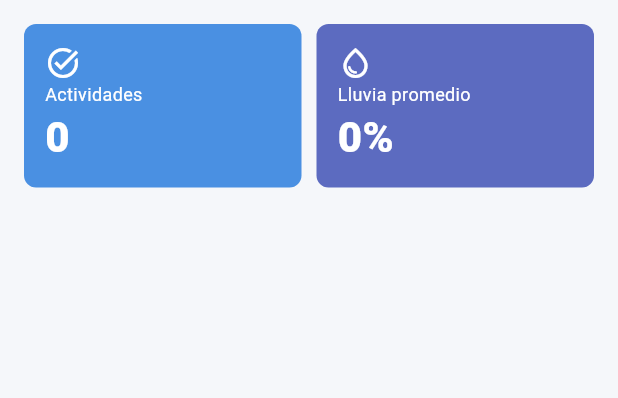
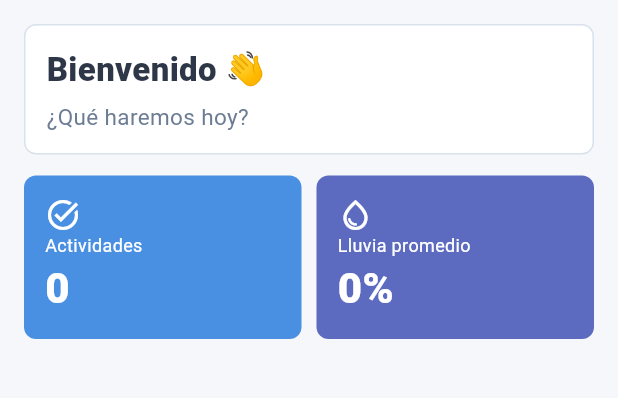
Before and after one commit to Rossher04/climate-planner, a Flutter app: the HomeShell screen opened by its route, on a phone screen of 412 x 824 dp, the part 84-482 px from its top. Run offline on Flutter 3.47's test engine with Material 3 defaults, Android fonts, the phone set to English and light mode, and no system bars; our stand-ins replace geolocator, google_maps_flutter, shared_preferences; accounts and stored records are empty.

Commit message:
Recuperacion en modal (muestra temporal) + saludo en Resumen + refresco de cascada
- Modal de recuperacion muestra la contrasena temporal (Render free bloquea SMTP); login con temporal -> cambio forzado con doble confirmacion.

- Resumen: saludo 'Bienvenido, <nombre>, que haremos hoy'.

- Al borrar una ubicacion se refrescan las actividades (cascada visible en la app).

```diff
--- a/APP-FLUTTER/climate/lib/screens/home_shell.dart
+++ b/APP-FLUTTER/climate/lib/screens/home_shell.dart
@@ -31,6 +31,7 @@ class _HomeShellState extends State<HomeShell> {
   List<PlannerLocation> locations = [];
   bool isSyncing = false;
   bool loadedFromApi = false;
+  String userName = '';
 
   // Temperatura ACTUAL real (OpenWeatherMap) para el badge del header.
   double? currentTemp;
@@ -104,6 +105,13 @@ class _HomeShellState extends State<HomeShell> {
     try {
       final fetchedLocations = await widget.apiService.fetchLocations();
       final fetchedActivities = await widget.apiService.fetchActivities();
+      var name = userName;
+      try {
+        final me = await widget.apiService.fetchMe();
+        name = me.firstName.trim().isNotEmpty ? me.firstName.trim() : me.username;
+      } catch (_) {
+        // Si falla, el saludo usa un valor generico.
+      }
       if (!mounted) return;
 
       setState(() {
@@ -111,6 +119,7 @@ class _HomeShellState extends State<HomeShell> {
         activities
           ..clear()
           ..addAll(fetchedActivities);
+        userName = name;
         loadedFromApi = true;
       });
     } catch (e) {
@@ -187,6 +196,9 @@ class _HomeShellState extends State<HomeShell> {
     } catch (e) {
       _showError('No se pudieron recargar las ubicaciones: $e');
     }
+    // Si se elimino una ubicacion, sus actividades se borran EN CASCADA en el
+    // backend; refrescamos la lista para que tambien desaparezcan en la app.
+    await _refreshActivities();
   }
 
   Future<void> _markFinished(Activity activity) async {
@@ -268,7 +280,7 @@ class _HomeShellState extends State<HomeShell> {
   Widget _buildView() {
     switch (selectedView) {
       case ClimateView.summary:
-        return SummaryView(activities: activities);
+        return SummaryView(activities: activities, userName: userName);
       case ClimateView.locations:
         return LocationsView(
           apiService: widget.apiService,
--- a/APP-FLUTTER/climate/lib/screens/summary_screen.dart
+++ b/APP-FLUTTER/climate/lib/screens/summary_screen.dart
@@ -8,9 +8,10 @@ import '../widgets/section_title.dart';
 import '../widgets/surface_box.dart';
 
 class SummaryView extends StatelessWidget {
-  const SummaryView({super.key, required this.activities});
+  const SummaryView({super.key, required this.activities, this.userName = ''});
 
   final List<Activity> activities;
+  final String userName;
 
   Activity? get _nextActivity {
     final now = DateTime.now();
@@ -38,8 +39,30 @@ class SummaryView extends StatelessWidget {
   @override
   Widget build(BuildContext context) {
     final next = _nextActivity;
+    final saludo = userName.trim().isEmpty ? 'Bienvenido' : 'Bienvenido, ${userName.trim()}';
     return ListView(
       children: [
+        SurfaceBox(
+          child: Column(
+            crossAxisAlignment: CrossAxisAlignment.start,
+            children: [
+              Text(
+                '$saludo 👋',
+                style: const TextStyle(
+                  color: AppColors.ink,
+                  fontSize: 22,
+                  fontWeight: FontWeight.w900,
+                ),
+              ),
+              const SizedBox(height: 4),
+              const Text(
+                '¿Qué haremos hoy?',
+                style: TextStyle(color: AppColors.muted, fontSize: 15),
+              ),
+            ],
+          ),
+        ),
+        const SizedBox(height: 14),
         Row(
           children: [
             Expanded(
```
Also changed, not shown: APP-FLUTTER/climate/lib/screens/login_screen.dart (+6 -3 lines), APP-FLUTTER/climate/lib/services/api_service.dart (+39 -0 lines), APP-FLUTTER/climate/lib/widgets/recovery_dialog.dart (added, +168 -0 lines), 1 other file.
